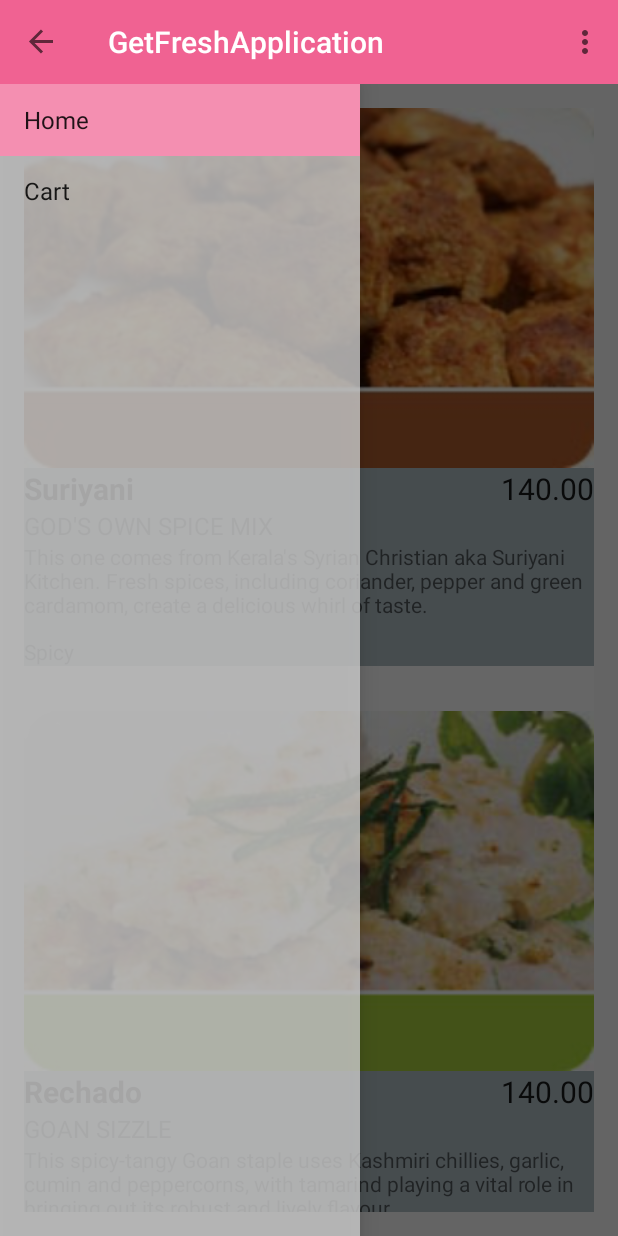
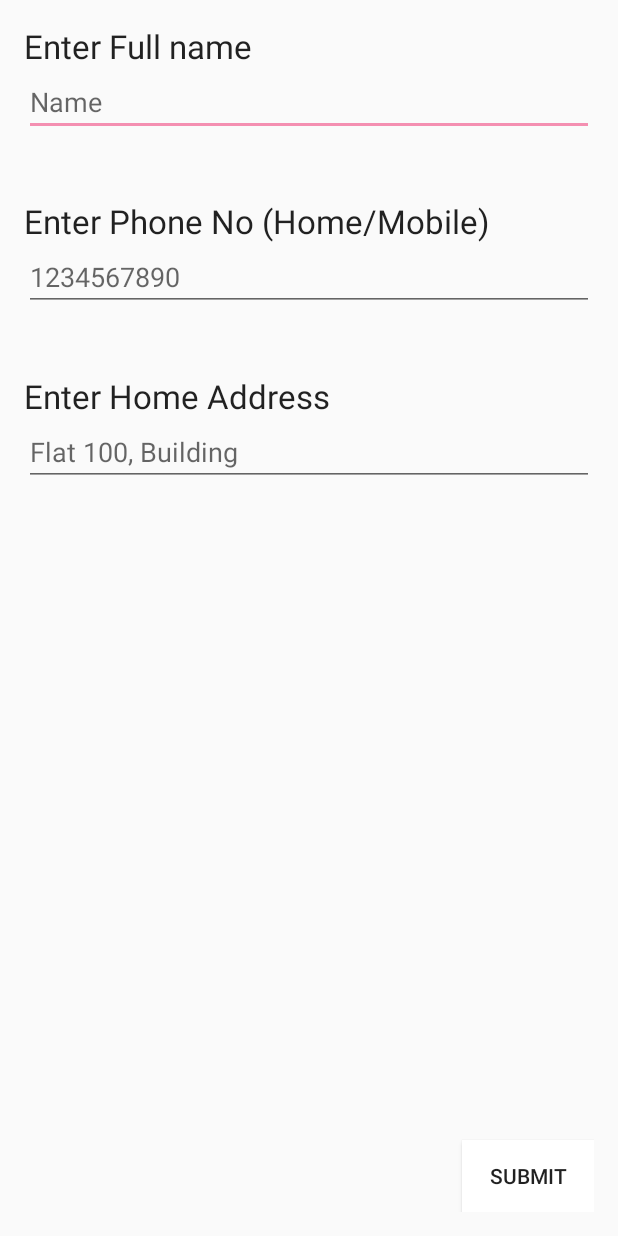
Before and after one commit to ishaanj/GetFreshApp, an Android app: the screen it shows after launch (MainActivity before the commit, LoginActivity after it), on a phone screen of 412 x 824 dp. Run offline under Robolectric (Android 15) with nearby library versions, the phone set to English and light mode, and no system bars.

Commit message:
Added Settings and a log in screen to input, Name, Phone No and Address. Settings can be used to change any of these details. Added validation to all these texts Added a ton of fixes EmailMessage class. Added LoginFragment + LoginActivity Click the bottom button at the CartFragment to now get a proper email.

```diff
--- /dev/null
+++ b/app/src/main/java/getfresh/com/getfreshapplication/LoginActivity.java
@@ -0,0 +1,43 @@
+package getfresh.com.getfreshapplication;
+
+import android.os.Bundle;
+import android.support.v7.app.AppCompatActivity;
+import android.view.Menu;
+import android.view.MenuItem;
+
+import getfresh.com.getfreshapplication.fragment.LoginFragment;
+
+public class LoginActivity extends AppCompatActivity {
+
+    public static final String KEY_LOGIN_VISITED = "LOGIN_VISITED";
+
+    @Override
+    protected void onCreate(Bundle savedInstanceState) {
+        super.onCreate(savedInstanceState);
+        setContentView(R.layout.activity_login);
+
+        getSupportFragmentManager().beginTransaction().replace(R.id.login_frame, new LoginFragment()).commit();
+    }
+
+    @Override
+    public boolean onCreateOptionsMenu(Menu menu) {
+        // Inflate the menu; this adds items to the action bar if it is present.
+        getMenuInflater().inflate(R.menu.menu_login, menu);
+        return true;
+    }
+
+    @Override
+    public boolean onOptionsItemSelected(MenuItem item) {
+        // Handle action bar item clicks here. The action bar will
+        // automatically handle clicks on the Home/Up button, so long
+        // as you specify a parent activity in AndroidManifest.xml.
+        int id = item.getItemId();
+
+        //noinspection SimplifiableIfStatement
+        if (id == R.id.action_settings) {
+            return true;
+        }
+
+        return super.onOptionsItemSelected(item);
+    }
+}
--- a/app/src/main/java/getfresh/com/getfreshapplication/MainActivity.java
+++ b/app/src/main/java/getfresh/com/getfreshapplication/MainActivity.java
@@ -1,7 +1,10 @@
 package getfresh.com.getfreshapplication;
 
+import android.content.Intent;
+import android.content.SharedPreferences;
 import android.graphics.Color;
 import android.os.Bundle;
+import android.preference.PreferenceManager;
 import android.support.design.widget.Snackbar;
 import android.support.v4.app.FragmentManager;
 import android.support.v4.widget.DrawerLayout;
@@ -19,6 +22,7 @@ import getfresh.com.getfreshapplication.data.Cart;
 import getfresh.com.getfreshapplication.fragment.CartFragment;
 import getfresh.com.getfreshapplication.fragment.MainActivityFragment;
 import getfresh.com.getfreshapplication.fragment.NavigationDrawerFragment;
+import getfresh.com.getfreshapplication.settings.SettingsActivity;
 
 
 public class MainActivity extends AppCompatActivity implements NavigationDrawerFragment.NavigationDrawerCallbacks, MainActivityFragment.MainActivityFragmentListener{
@@ -47,6 +51,12 @@ public class MainActivity extends AppCompatActivity implements NavigationDrawerF
         setContentView(R.layout.activity_main);
 
         cartList = new ArrayList<Cart>();
+
+        SharedPreferences sp = PreferenceManager.getDefaultSharedPreferences(this);
+        if(!sp.getBoolean(LoginActivity.KEY_LOGIN_VISITED, false)) {
+            Intent i = new Intent(this, LoginActivity.class);
+            startActivity(i);
+        }
 
         toolbar = (Toolbar) findViewById(R.id.drawer_toolbar);
         setSupportActionBar(toolbar);
@@ -106,6 +116,10 @@ public class MainActivity extends AppCompatActivity implements NavigationDrawerF
                 }
             })
                     .show();
+        }
+        else if(position == 2) {
+            Intent i = new Intent(this, SettingsActivity.class);
+            startActivity(i);
         }
 
     }
--- /dev/null
+++ b/app/src/main/java/getfresh/com/getfreshapplication/fragment/LoginFragment.java
@@ -0,0 +1,94 @@
+package getfresh.com.getfreshapplication.fragment;
+
+
+import android.content.SharedPreferences;
+import android.os.Bundle;
+import android.preference.PreferenceManager;
+import android.support.design.widget.Snackbar;
+import android.support.v4.app.Fragment;
+import android.text.TextUtils;
+import android.view.LayoutInflater;
+import android.view.View;
+import android.view.ViewGroup;
+import android.widget.Button;
+import android.widget.EditText;
+
+import getfresh.com.getfreshapplication.LoginActivity;
+import getfresh.com.getfreshapplication.R;
+import getfresh.com.getfreshapplication.settings.SettingsActivity;
+
+public class LoginFragment extends Fragment {
+
+    private EditText name, phone, address;
+    private Button submit;
+
+    private boolean nameIsEmpty, phoneIsEmpty, phoneHasAlphabets, addressIsEmpty;
+
+    public LoginFragment() { }
+
+    @Override
+    public View onCreateView(LayoutInflater inflater, ViewGroup container, Bundle savedInstanceState) {
+        View v = inflater.inflate(R.layout.fragment_login, container, false);
+        name = (EditText) v.findViewById(R.id.edit_name);
+        phone = (EditText) v.findViewById(R.id.edit_phone);
+        address = (EditText) v.findViewById(R.id.edit_address);
+
+        submit = (Button) v.findViewById(R.id.login_button);
+
+        submit.setOnClickListener(new View.OnClickListener() {
+            @Override
+            public void onClick(View v) {
+                String nameText = name.getText().toString();
+                String phoneText = phone.getText().toString();
+                String addressText = address.getText().toString();
+
+                if(TextUtils.isEmpty(nameText)) {
+                    Snackbar.make(submit, "Name cannot be empty", Snackbar.LENGTH_SHORT).show();
+                    nameIsEmpty = true;
+                }
+                else {
+                    nameIsEmpty = false;
+                }
+
+                if(TextUtils.isEmpty(phoneText)) {
+                    Snackbar.make(submit, "Phone Number cannot be empty", Snackbar.LENGTH_SHORT).show();
+                    phoneIsEmpty = true;
+                }
+                else {
+                    phoneIsEmpty = false;
+                }
+
+                if(!TextUtils.isDigitsOnly(phoneText) && !TextUtils.isEmpty(phoneText)) {
+                    Snackbar.make(submit, "Phone Number must have only digits", Snackbar.LENGTH_SHORT).show();
+                    phoneHasAlphabets = true;
+                }
+                else {
+                    phoneHasAlphabets = false;
+                }
+
+                if(TextUtils.isEmpty(addressText)) {
+                    Snackbar.make(submit, "Address cannot be empty", Snackbar.LENGTH_SHORT).show();
+                    addressIsEmpty = true;
+                }
+                else {
+                    addressIsEmpty = false;
+                }
+
+                if(!nameIsEmpty &&  !phoneIsEmpty && !phoneHasAlphabets &&  !addressIsEmpty) {
+                    SharedPreferences sp = PreferenceManager.getDefaultSharedPreferences(getActivity());
+                    sp.edit().putBoolean(LoginActivity.KEY_LOGIN_VISITED, true).commit();
+                    sp.edit().putString(SettingsActivity.GetFreshPreferenceFragment.KEY_NAME, nameText)
+                             .putString(SettingsActivity.GetFreshPreferenceFragment.KEY_PHONE, phoneText)
+                             .putString(SettingsActivity.GetFreshPreferenceFragment.KEY_ADDRESS, addressText)
+                             .apply();
+
+                    getActivity().finish();
+                }
+            }
+        });
+
+        return v;
+    }
+
+
+}
--- a/app/src/main/java/getfresh/com/getfreshapplication/fragment/MainActivityFragment.java
+++ b/app/src/main/java/getfresh/com/getfreshapplication/fragment/MainActivityFragment.java
@@ -4,6 +4,7 @@ import android.app.Activity;
 import android.content.DialogInterface;
 import android.content.res.Configuration;
 import android.os.Bundle;
+import android.preference.PreferenceManager;
 import android.support.design.widget.Snackbar;
 import android.support.v4.app.Fragment;
 import android.support.v7.app.AlertDialog;
@@ -23,6 +24,7 @@ import java.util.ArrayList;
 
 import getfresh.com.getfreshapplication.R;
 import getfresh.com.getfreshapplication.data.Cart;
+import getfresh.com.getfreshapplication.settings.SettingsActivity;
 
 public class MainActivityFragment extends Fragment implements AdapterView.OnItemClickListener{
     public static final String TAG = "MainActivityFragment";
@@ -64,6 +66,13 @@ public class MainActivityFragment extends Fragment implements AdapterView.OnItem
             Log.e(TAG, "Actitivy must implement OnNewCardOtemAddedListener ");
             e.printStackTrace();
         }
+    }
+
+    @Override
+    public void onStart() {
+        super.onStart();
+        String name = PreferenceManager.getDefaultSharedPreferences(getActivity()).getString(SettingsActivity.GetFreshPreferenceFragment.KEY_NAME, "");
+        Snackbar.make(lv, "Welcome back, " + name, Snackbar.LENGTH_SHORT).show();
     }
 
     private boolean isLandscape() {
--- a/app/src/main/java/getfresh/com/getfreshapplication/fragment/NavigationDrawerFragment.java
+++ b/app/src/main/java/getfresh/com/getfreshapplication/fragment/NavigationDrawerFragment.java
@@ -105,7 +105,8 @@ public class NavigationDrawerFragment extends Fragment {
                 android.R.id.text1,
                 new String[]{
                         getString(R.string.title_section1),
-                        getString(R.string.title_section2)
+                        getString(R.string.title_section2),
+                        getString(R.string.title_section3)
                 }));
         mDrawerListView.setItemChecked(mCurrentSelectedPosition, true);
         return mDrawerListView;
--- /dev/null
+++ b/app/src/main/res/layout/activity_login.xml
@@ -0,0 +1,13 @@
+<RelativeLayout xmlns:android="http://schemas.android.com/apk/res/android"
+    xmlns:tools="http://schemas.android.com/tools" android:layout_width="match_parent"
+    android:layout_height="match_parent" android:paddingLeft="@dimen/activity_horizontal_margin"
+    android:paddingRight="@dimen/activity_horizontal_margin"
+    android:paddingTop="@dimen/activity_vertical_margin"
+    android:paddingBottom="@dimen/activity_vertical_margin"
+    tools:context="getfresh.com.getfreshapplication.LoginActivity">
+
+    <FrameLayout
+        android:layout_width="match_parent"
+        android:layout_height="match_parent"
+        android:id="@+id/login_frame"></FrameLayout>
+</RelativeLayout>
--- /dev/null
+++ b/app/src/main/res/layout/fragment_login.xml
@@ -0,0 +1,87 @@
+<RelativeLayout xmlns:android="http://schemas.android.com/apk/res/android"
+    xmlns:tools="http://schemas.android.com/tools" android:layout_width="match_parent"
+    android:layout_height="match_parent"
+    tools:context="getfresh.com.getfreshapplication.fragment.LoginFragment">
+
+
+    <TextView
+        android:layout_width="match_parent"
+        android:layout_height="wrap_content"
+        android:textAppearance="?android:attr/textAppearanceLarge"
+        android:text="Enter Full name"
+        android:id="@+id/label_name"
+        android:layout_alignParentTop="true"
+        android:layout_alignParentLeft="true"
+        android:layout_alignParentStart="true" />
+
+    <EditText
+        android:layout_width="wrap_content"
+        android:layout_height="wrap_content"
+        android:inputType="textPersonName|textAutoCorrect"
+        android:ems="10"
+        android:id="@+id/edit_name"
+        android:layout_below="@+id/label_name"
+        android:layout_alignParentLeft="true"
+        android:layout_alignParentStart="true"
+        android:layout_alignParentRight="true"
+        android:layout_alignParentEnd="true"
+        android:hint="Name" />
+
+    <TextView
+        android:layout_width="wrap_content"
+        android:layout_height="wrap_content"
+        android:textAppearance="?android:attr/textAppearanceLarge"
+        android:text="Enter Phone No (Home/Mobile)"
+        android:id="@+id/label_phone"
+        android:layout_below="@+id/edit_name"
+        android:layout_alignParentLeft="true"
+        android:layout_alignParentStart="true"
+        android:layout_marginTop="42dp" />
+
+    <EditText
+        android:layout_width="wrap_content"
+        android:layout_height="wrap_content"
+        android:inputType="phone|textAutoCorrect"
+        android:ems="10"
+        android:id="@+id/edit_phone"
+        android:layout_below="@+id/label_phone"
+        android:layout_alignParentLeft="true"
+        android:layout_alignParentStart="true"
+        android:layout_alignParentRight="true"
+        android:layout_alignParentEnd="true"
+        android:hint="1234567890" />
+
+    <TextView
+        android:layout_width="wrap_content"
+        android:layout_height="wrap_content"
+        android:textAppearance="?android:attr/textAppearanceLarge"
+        android:text="Enter Home Address"
+        android:id="@+id/label_address"
+        android:layout_below="@+id/edit_phone"
+        android:layout_alignParentLeft="true"
+        android:layout_alignParentStart="true"
+        android:layout_marginTop="42dp" />
+
+    <EditText
+        android:layout_width="wrap_content"
+        android:layout_height="wrap_content"
+        android:ems="10"
+        android:id="@+id/edit_address"
+        android:layout_alignParentLeft="true"
+        android:layout_alignParentStart="true"
+        android:layout_alignParentRight="true"
+        android:layout_alignParentEnd="true"
+        android:inputType="textAutoCorrect|textMultiLine"
+        android:layout_below="@+id/label_address"
+        android:hint="Flat 100, Building " />
+
+    <Button
+        android:layout_width="wrap_content"
+        android:layout_height="wrap_content"
+        android:text="Submit"
+        android:id="@+id/login_button"
+        android:background="#FFFFFF"
+        android:layout_alignParentBottom="true"
+        android:layout_alignParentRight="true"
+        android:layout_alignParentEnd="true" />
+</RelativeLayout>
--- /dev/null
+++ b/app/src/main/res/menu/menu_login.xml
@@ -0,0 +1,7 @@
+<menu xmlns:android="http://schemas.android.com/apk/res/android"
+    xmlns:app="http://schemas.android.com/apk/res-auto"
+    xmlns:tools="http://schemas.android.com/tools"
+    tools:context="getfresh.com.getfreshapplication.LoginActivity">
+    <item android:id="@+id/action_settings" android:title="@string/action_settings"
+        android:orderInCategory="100" app:showAsAction="never" />
+</menu>
--- a/app/src/main/res/values/strings.xml
+++ b/app/src/main/res/values/strings.xml
@@ -2,15 +2,25 @@
 <resources>
 
     <string name="app_name">GetFreshApplication</string>
+    <string name="title_activity_settings">Settings</string>
     <string name="title_section1">Home</string>
     <string name="title_section2">Cart</string>
-    <string name="title_section3">Section 3</string>
+    <string name="title_section3">Settings</string>
     <string name="navigation_drawer_open">Open navigation drawer</string>
     <string name="navigation_drawer_close">Close navigation drawer</string>
     <string name="action_example">Example action</string>
     <string name="action_settings">Settings</string>
 
+    <string name="pref_key_username">KEY_USERNAME</string>
+    <string name="pref_key_phone" >KEY_PHONE</string>
+    <string name="pref_key_address">KEY_ADDRESS</string>
+
 <!-- TODO: Remove or change this placeholder text -->
     <string name="hello_blank_fragment">Hello blank fragment</string>
+    <string name="title_activity_login">LoginActivity</string>
+
+    <string name="hello_world">Hello world!</string>
+
+
 
 </resources>
```
Also changed, not shown: app/src/main/AndroidManifest.xml (+15 -6 lines), app/src/main/java/getfresh/com/getfreshapplication/data/EmailMessage.java (+3 -15 lines), app/src/main/java/getfresh/com/getfreshapplication/fragment/CartFragment.java (+19 -98 lines), app/src/main/java/getfresh/com/getfreshapplication/settings/SettingsActivity.java (added, +96 -0 lines), app/src/main/res/layout/activity_settings.xml (added, +13 -0 lines), app/src/main/res/layout/fragment_cart.xml (+4 -3 lines), app/src/main/res/menu/menu_settings.xml (added, +7 -0 lines), app/src/main/res/xml/pref_general.xml (added, +9 -0 lines).
